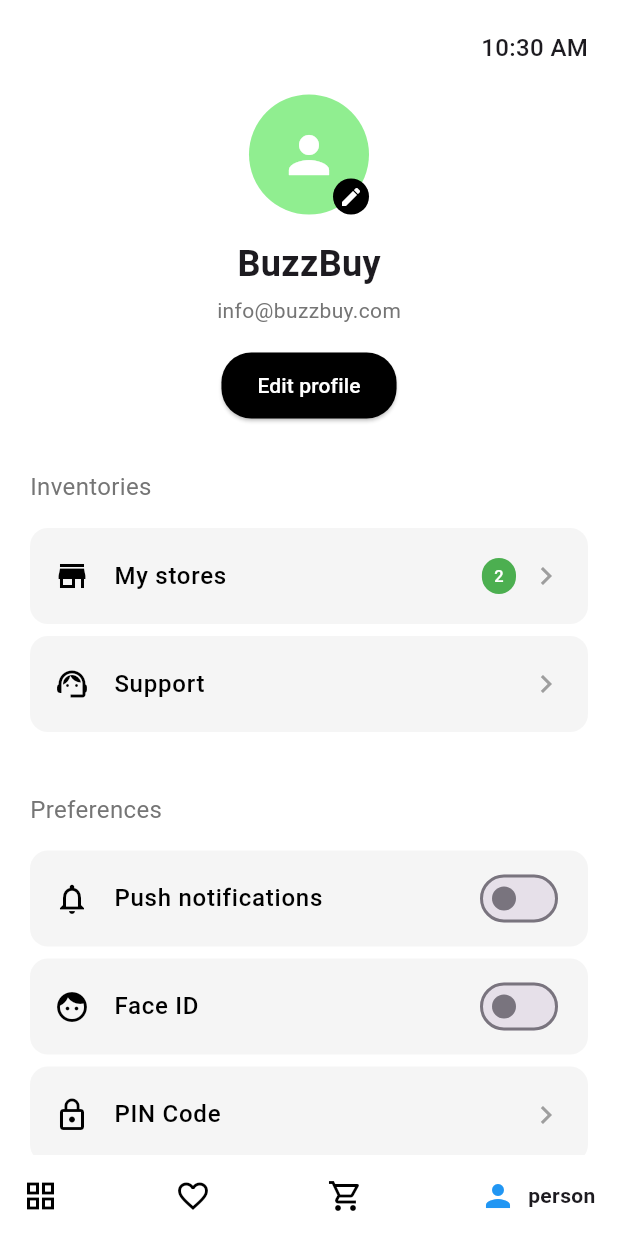
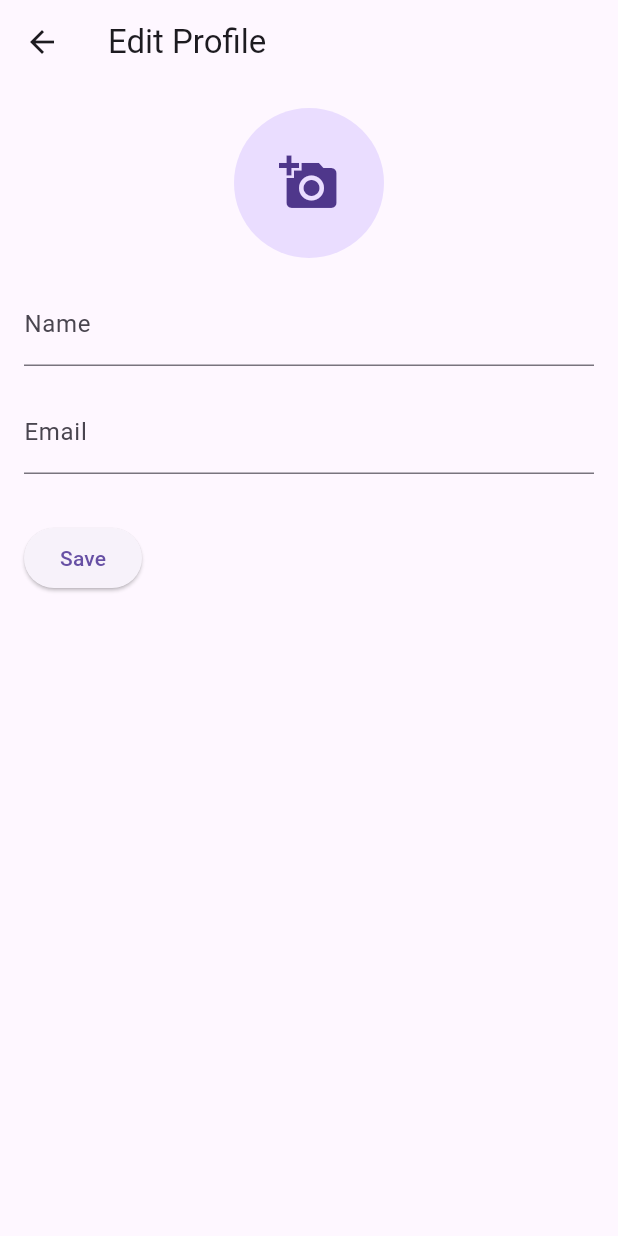
Before and after one commit to Qharny/BuyBuzz, a Flutter app: the MainScreen screen opened by its route, item 4 of the bottom bar chosen, after a tap on "Edit profile", on a phone screen of 412 x 824 dp. Run offline on Flutter 3.47's test engine with Material 3 defaults, Android fonts, the phone set to English and light mode, and no system bars; drawn by our look-alikes of google_nav_bar; our stand-ins replace flutter_animate, image_picker, rive, shared_preferences, smooth_page_indicator; accounts and stored records are empty.

Commit message:
added edit profile

```diff
--- a/analysis_options.yaml
+++ b/analysis_options.yaml
@@ -11,6 +11,7 @@ analyzer:
   errors:
     use_build_context_synchronously: ignore
     avoid_print: ignore
+    unnecessary_null_comparison: ignore
 include: package:flutter_lints/flutter.yaml
 
 linter:
--- a/lib/main.dart
+++ b/lib/main.dart
@@ -1,6 +1,7 @@
 import 'package:buybuzz/screens/Home/main_screen.dart';
 import 'package:buybuzz/screens/auth/otp_screen.dart';
 import 'package:buybuzz/screens/onboard.dart';
+import 'package:buybuzz/screens/profile/edit_profile.dart';
 import 'package:buybuzz/screens/roleselect.dart';
 import 'package:flutter/material.dart';
 
@@ -27,7 +28,7 @@ class BuyBuzz extends StatelessWidget {
         '/otp': (context) => const OtpVerificationScreen(),
         '/role': (context) => const RoleSelectionScreen(),
         '/home': (context) => const MainScreen(),
-        // '/bottom': (context) => const BottomNavBar(onTabChange: (int ) {  },),
+        '/edit': (context) => EditProfilePage(),
       },
     );
   }
--- a/lib/screens/Home/Widget/home_screen.dart
+++ b/lib/screens/Home/Widget/home_screen.dart
@@ -5,7 +5,7 @@ import 'package:flutter/material.dart';
 import 'category.dart';
 import 'home_app_bar.dart';
 import 'image_slider.dart';
-import 'serach.dart';
+import 'search.dart';
 
 class HomeScreen extends StatefulWidget {
   const HomeScreen({super.key});
--- a/lib/screens/auth/login_screen.dart
+++ b/lib/screens/auth/login_screen.dart
@@ -101,7 +101,7 @@ class LoginScreen extends StatelessWidget {
                 GestureDetector(
                   onTap: () {
                     // navigate to otp screen
-                    Navigator.pushNamed(context, '/otp');
+                    Navigator.pushNamed(context, '/home');
                   },
                   child: Container(
                     // padding: EdgeInsets.all(15),
--- a/lib/screens/bottom_navbar.dart
+++ b/lib/screens/bottom_navbar.dart
@@ -21,7 +21,7 @@ class BottomNavBar extends StatelessWidget {
         ),
         GButton(
           icon: Icons.favorite_border_outlined,
-          text: 'likes',
+          text: 'favorite',
           // backgroundColor: Colors.grey,
           iconActiveColor: Colors.blue,
         ),
--- /dev/null
+++ b/lib/screens/profile/edit_profile.dart
@@ -0,0 +1,111 @@
+import 'dart:io';
+import 'package:flutter/material.dart';
+import 'package:image_picker/image_picker.dart';
+import 'package:shared_preferences/shared_preferences.dart';
+
+class EditProfilePage extends StatefulWidget {
+  const EditProfilePage({super.key});
+
+  @override
+  State<EditProfilePage> createState() => _EditProfilePageState();
+}
+
+class _EditProfilePageState extends State<EditProfilePage> {
+  final _formKey = GlobalKey<FormState>();
+  final _nameController = TextEditingController();
+  final _emailController = TextEditingController();
+  File? _profileImage;
+  final _picker = ImagePicker();
+
+  @override
+  void initState() {
+    super.initState();
+    _loadProfileData();
+  }
+
+  Future<void> _loadProfileData() async {
+    final prefs = await SharedPreferences.getInstance();
+    final name = prefs.getString('name');
+    final email = prefs.getString('email');
+    setState(() {
+      _nameController.text = name ?? '';
+      _emailController.text = email ?? '';
+    });
+  }
+
+  Future<void> _saveProfileData() async {
+    if (_formKey.currentState?.validate() ?? false) {
+      final prefs = await SharedPreferences.getInstance();
+      await prefs.setString('name', _nameController.text);
+      await prefs.setString('email', _emailController.text);
+
+      // TODO: Update user profile on the backend
+    }
+  }
+
+  Future<void> _pickImage() async {
+    final pickedFile = await _picker.pickImage(source: ImageSource.gallery);
+    setState(() {
+      _profileImage = pickedFile != null ? File(pickedFile.path) : null;
+    });
+  }
+
+  @override
+  Widget build(BuildContext context) {
+    return Scaffold(
+      appBar: AppBar(
+        title: Text('Edit Profile'),
+      ),
+      body: Padding(
+        padding: EdgeInsets.all(16.0),
+        child: Form(
+          key: _formKey,
+          child: Column(
+            crossAxisAlignment: CrossAxisAlignment.start,
+            children: [
+              Center(
+                child: GestureDetector(
+                  onTap: _pickImage,
+                  child: CircleAvatar(
+                    radius: 50,
+                    backgroundImage: _profileImage != null
+                        ? FileImage(_profileImage!)
+                        : null,
+                    child: _profileImage == null
+                        ? Icon(Icons.add_a_photo, size: 40)
+                        : null,
+                  ),
+                ),
+              ),
+              SizedBox(height: 16.0),
+              TextFormField(
+                controller: _nameController,
+                decoration: InputDecoration(
+                  labelText: 'Name',
+                ),
+                validator: (value) =>
+                    value?.isEmpty ?? false ? 'Please enter your name' : null,
+              ),
+              SizedBox(height: 16.0),
+              TextFormField(
+                controller: _emailController,
+                decoration: InputDecoration(
+                  labelText: 'Email',
+                ),
+                validator: (value) => (value?.isEmpty ?? false) ||
+                        !(value?.contains('@') ?? false)
+                    ? 'Please enter a valid email address'
+                    : null,
+              ),
+              SizedBox(height: 32.0),
+              ElevatedButton(
+                onPressed: _saveProfileData,
+                child: Text('Save'),
+              ),
+            ],
+          ),
+        ),
+      ),
+    );
+  }
+}
--- a/lib/screens/profile/profile_screen.dart
+++ b/lib/screens/profile/profile_screen.dart
@@ -86,7 +86,7 @@ class _ProfileScreenState extends State<ProfileScreen> {
   // Handle edit profile
   Future<void> _handleEditProfile() async {
     // TODO: Navigate to edit profile screen and handle the result
-    final result = await Navigator.pushNamed(context, '/edit-profile');
+    final result = await Navigator.pushNamed(context, '/edit');
     if (result == true) {
       _loadUserData();
     }
@@ -302,22 +302,6 @@ class _ProfileScreenState extends State<ProfileScreen> {
                   onTap: _handleLogout,
                 ),
 
-                // // Bottom Navigation
-                // const SizedBox(height: 32),
-                // Row(
-                //   mainAxisAlignment: MainAxisAlignment.spaceAround,
-                //   children: [
-                //     IconButton(
-                //       icon: const Icon(Icons.home_outlined, size: 28),
-                //       onPressed: () => Navigator.pushNamed(context, '/home'),
-                //     ),
-                //     IconButton(
-                //       icon: const Icon(Icons.history, size: 28),
-                //       onPressed: () => Navigator.pushNamed(context, '/history'),
-                //     ),
-                //     const Icon(Icons.person, size: 28, color: Colors.green),
-                //   ],
-                // ),
               ],
             ),
           ),
```
Also changed, not shown: lib/screens/Home/Widget/search.dart (renamed from lib/screens/Home/Widget/serach.dart).
